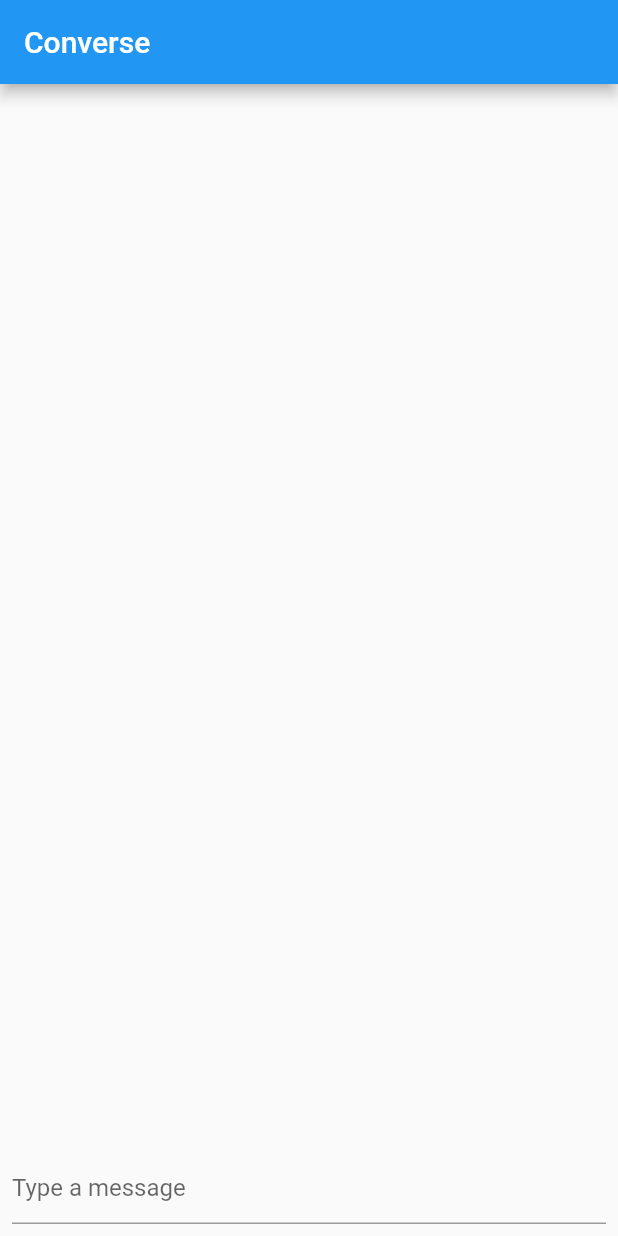
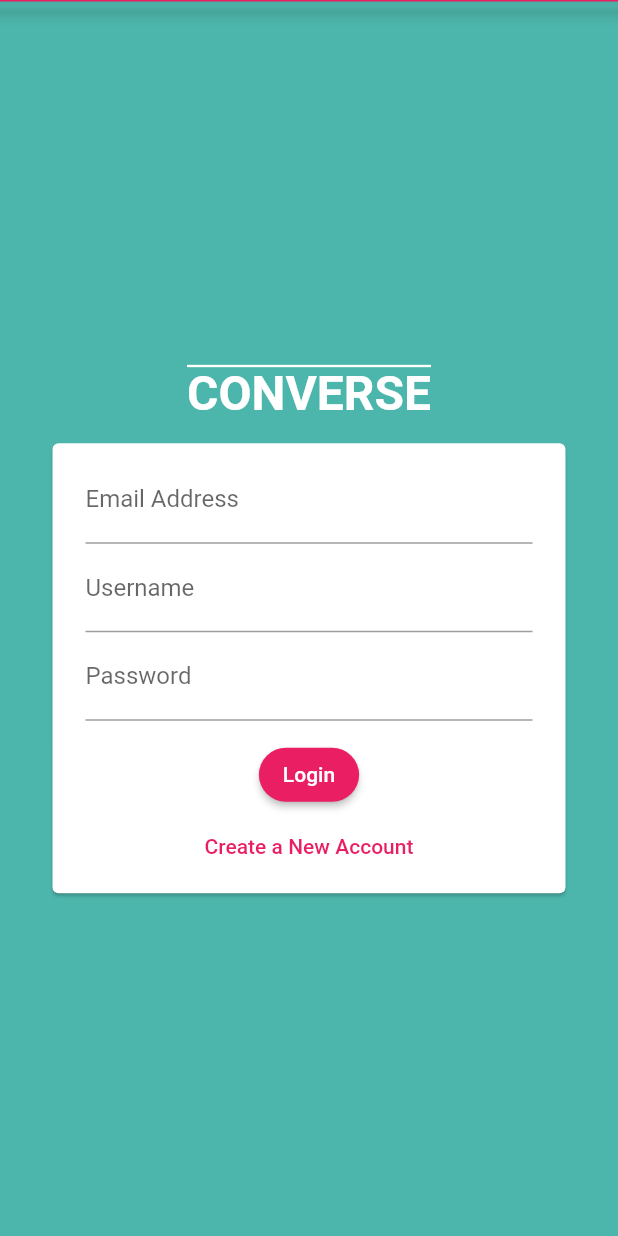
Before and after one commit to sarkartanmay393/Realtime-Chat-, a Flutter app: the screen it shows after launch, on a phone screen of 412 x 824 dp. Run offline on Flutter 3.47's test engine with Material 2 defaults, Android fonts, the phone set to English and light mode, and no system bars; our stand-ins replace cloud_firestore, firebase_core; accounts and stored records are empty.

Commit message:
AuthScreen with LoginSignup Animated Switcher

```diff
--- a/lib/main.dart
+++ b/lib/main.dart
@@ -2,6 +2,7 @@ import 'package:flutter/material.dart';
 import 'package:firebase_core/firebase_core.dart';
 
 import './screens/ChatScreen.dart';
+import './screens/AuthScreen.dart';
 
 void main() async {
   WidgetsFlutterBinding.ensureInitialized();
@@ -17,9 +18,11 @@ class MyApp extends StatelessWidget {
     return MaterialApp(
       title: 'Converse',
       theme: ThemeData(
-        primarySwatch: Colors.blue,
+        primarySwatch: Colors.pink,
+        backgroundColor: Colors.grey.shade500,
+        canvasColor: Colors.teal.shade300,
       ),
-      home: ChatScreen(),
+      home: AuthScreen(),
       debugShowCheckedModeBanner: false,
     );
   }
--- /dev/null
+++ b/lib/screens/AuthScreen.dart
@@ -0,0 +1,40 @@
+import 'package:flutter/material.dart';
+
+import '../widgets/AuthForm.dart';
+
+class AuthScreen extends StatefulWidget {
+  AuthScreen({Key? key}) : super(key: key);
+
+  @override
+  State<AuthScreen> createState() => _AuthScreenState();
+}
+
+class _AuthScreenState extends State<AuthScreen> {
+  @override
+  Widget build(BuildContext context) {
+    return Scaffold(
+      appBar: AppBar(
+        toolbarHeight: 1,
+      ),
+      body: Column(
+        mainAxisAlignment: MainAxisAlignment.center,
+        children: const [
+          Padding(
+            padding: EdgeInsets.all(14.0),
+            child: Text(
+              'CONVERSE',
+              style: TextStyle(
+                fontSize: 32,
+                fontWeight: FontWeight.bold,
+                color: Color.fromARGB(255, 255, 255, 255),
+                //backgroundColor: Colors.pink,
+                decoration: TextDecoration.overline,
+              ),
+            ),
+          ),
+          AuthForm(),
+        ],
+      ),
+    );
+  }
+}
--- /dev/null
+++ b/lib/widgets/AuthForm.dart
@@ -0,0 +1,190 @@
+import 'package:flutter/material.dart';
+
+enum AuthMode {
+  Login,
+  Signup;
+}
+
+class AuthForm extends StatefulWidget {
+  const AuthForm({Key? key}) : super(key: key);
+
+  @override
+  State<AuthForm> createState() => _AuthFormState();
+}
+
+class _AuthFormState extends State<AuthForm> {
+  AuthMode CurrentMode = AuthMode.Login;
+  final _formKey = GlobalKey<FormState>();
+  var firstAppBuild = true;
+
+  void mode_switcher() {
+    if (CurrentMode == AuthMode.Login) {
+      setState(() {
+        CurrentMode = AuthMode.Signup;
+        animatedContainerHeight = 525;
+      });
+    } else {
+      setState(() {
+        CurrentMode = AuthMode.Login;
+        animatedContainerHeight = 300;
+      });
+    }
+  }
+
+  void submitter() {}
+
+  double animatedContainerHeight = 300;
+
+  @override
+  Widget build(BuildContext context) {
+    return Center(
+      child: Card(
+        margin: const EdgeInsets.symmetric(
+          horizontal: 35,
+        ),
+        child: AnimatedContainer(
+          duration: const Duration(
+            milliseconds: 1000,
+          ),
+          curve: Curves.decelerate,
+          height: animatedContainerHeight,
+          child: SingleChildScrollView(
+            child: Form(
+              key: _formKey,
+              child: Padding(
+                padding: const EdgeInsets.symmetric(
+                  horizontal: 22.0,
+                  vertical: 8,
+                ),
+                child: CurrentMode == AuthMode.Login
+                    ? _LoginForm(mode_switcher, submitter)
+                    : _SignupForm(mode_switcher, submitter),
+              ),
+            ),
+          ),
+        ),
+      ),
+    );
+  }
+}
+
+class _LoginForm extends StatelessWidget {
+  final Mode_Switcher;
+  final submit;
+
+  const _LoginForm(this.Mode_Switcher, this.submit, {Key? key})
+      : super(key: key);
+
+  @override
+  Widget build(BuildContext context) {
+    return Column(
+      mainAxisSize: MainAxisSize.min,
+      children: [
+        TextFormField(
+          decoration: const InputDecoration(labelText: "Email Address"),
+          keyboardType: TextInputType.emailAddress,
+        ),
+        TextFormField(
+          decoration: const InputDecoration(labelText: "Username"),
+        ),
+        TextFormField(
+          decoration: const InputDecoration(labelText: "Password"),
+          obscureText: true,
+        ),
+        const SizedBox(
+          height: 12,
+        ),
+        ElevatedButton(
+          onPressed: submit,
+          style: ButtonStyle(
+            shape: MaterialStateProperty.all(
+              RoundedRectangleBorder(
+                borderRadius: BorderRadius.circular(20),
+              ),
+            ),
+          ),
+          child: const Text("Login"),
+        ),
+        TextButton(
+          onPressed: Mode_Switcher,
+          child: const Text("Create a New Account"),
+        ),
+      ],
+    );
+  }
+}
+
+class _SignupForm extends StatelessWidget {
+  final Mode_Switcher;
+  final submit;
+
+  const _SignupForm(this.Mode_Switcher, this.submit, {Key? key})
+      : super(key: key);
+
+  @override
+  Widget build(BuildContext context) {
+    return Padding(
+      padding: const EdgeInsets.symmetric(vertical: 8.0),
+      child: Column(
+        crossAxisAlignment: CrossAxisAlignment.center,
+        mainAxisSize: MainAxisSize.min,
+        children: [
+          const CircleAvatar(
+            minRadius: 46,
+          ),
+          TextButton(
+            onPressed: () {},
+            child: const Text('Pick Image'),
+          ),
+          TextFormField(
+            decoration: const InputDecoration(labelText: "Email Address"),
+            keyboardType: TextInputType.emailAddress,
+          ),
+          TextFormField(
+            decoration: const InputDecoration(labelText: "Username"),
+          ),
+          TextFormField(
+            decoration: const InputDecoration(labelText: "Password"),
+            obscureText: true,
+          ),
+          TextFormField(
+            decoration: const InputDecoration(labelText: "Confirm Password"),
+            obscureText: true,
+          ),
+          const SizedBox(
+            height: 12,
+          ),
+          ElevatedButton(
+            onPressed: submit,
+            style: ButtonStyle(
+              shape: MaterialStateProperty.all(
+                RoundedRectangleBorder(
+                  borderRadius: BorderRadius.circular(20),
+                ),
+              ),
+            ),
+            child: const Text("Create"),
+          ),
+          const SizedBox(
+            height: 12,
+          ),
+          Column(
+            children: [
+              const Text(
+                'Already have an account ?',
+                style: TextStyle(fontSize: 14),
+              ),
+              TextButton(
+                onPressed: Mode_Switcher,
+                style: const ButtonStyle(
+                  tapTargetSize: MaterialTapTargetSize.shrinkWrap,
+                ),
+                child: const Text("Login"),
+              ),
+            ],
+          ),
+        ],
+      ),
+    );
+  }
+}
```
